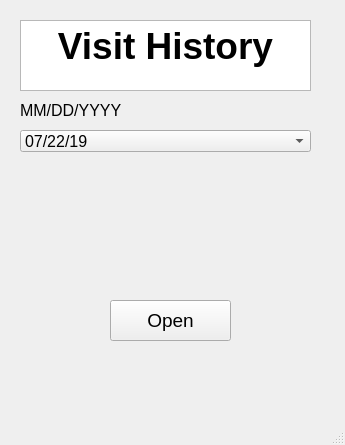
congnguyen53/FantasticFour, file UIFile/VisitHistory.ui: the form before one commit.
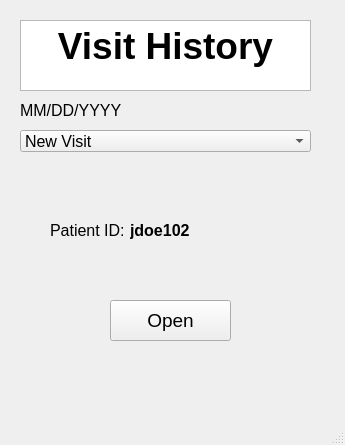
The form after the commit.

Patch:
```diff
--- a/UIFile/VisitHistory.ui
+++ b/UIFile/VisitHistory.ui
@@ -76,6 +76,11 @@
       <pointsize>12</pointsize>
      </font>
     </property>
+    <item>
+     <property name="text">
+      <string>New Visit</string>
+     </property>
+    </item>
     <item>
      <property name="text">
       <string>07/22/19</string>
@@ -141,6 +146,48 @@
      <string>MM/DD/YYYY</string>
     </property>
    </widget>
+   <widget class="QLabel" name="patientID">
+    <property name="geometry">
+     <rect>
+      <x>50</x>
+      <y>220</y>
+      <width>81</width>
+      <height>21</height>
+     </rect>
+    </property>
+    <property name="font">
+     <font>
+      <family>MS Shell Dlg 2</family>
+      <pointsize>12</pointsize>
+      <weight>50</weight>
+      <bold>false</bold>
+     </font>
+    </property>
+    <property name="text">
+     <string>Patient ID:</string>
+    </property>
+   </widget>
+   <widget class="QLabel" name="in_patientID_visithistory">
+    <property name="geometry">
+     <rect>
+      <x>130</x>
+      <y>220</y>
+      <width>81</width>
+      <height>21</height>
+     </rect>
+    </property>
+    <property name="font">
+     <font>
+      <family>MS Shell Dlg 2</family>
+      <pointsize>12</pointsize>
+      <weight>75</weight>
+      <bold>true</bold>
+     </font>
+    </property>
+    <property name="text">
+     <string>jdoe102</string>
+    </property>
+   </widget>
   </widget>
   <widget class="QMenuBar" name="menubar">
    <property name="geometry">
```
